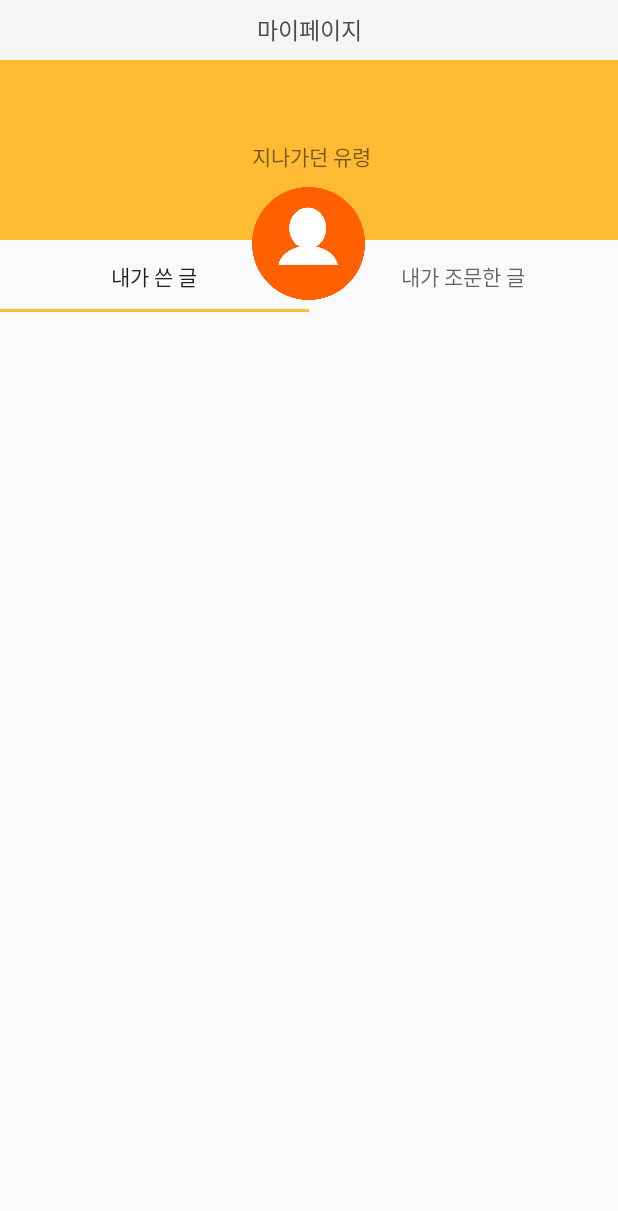
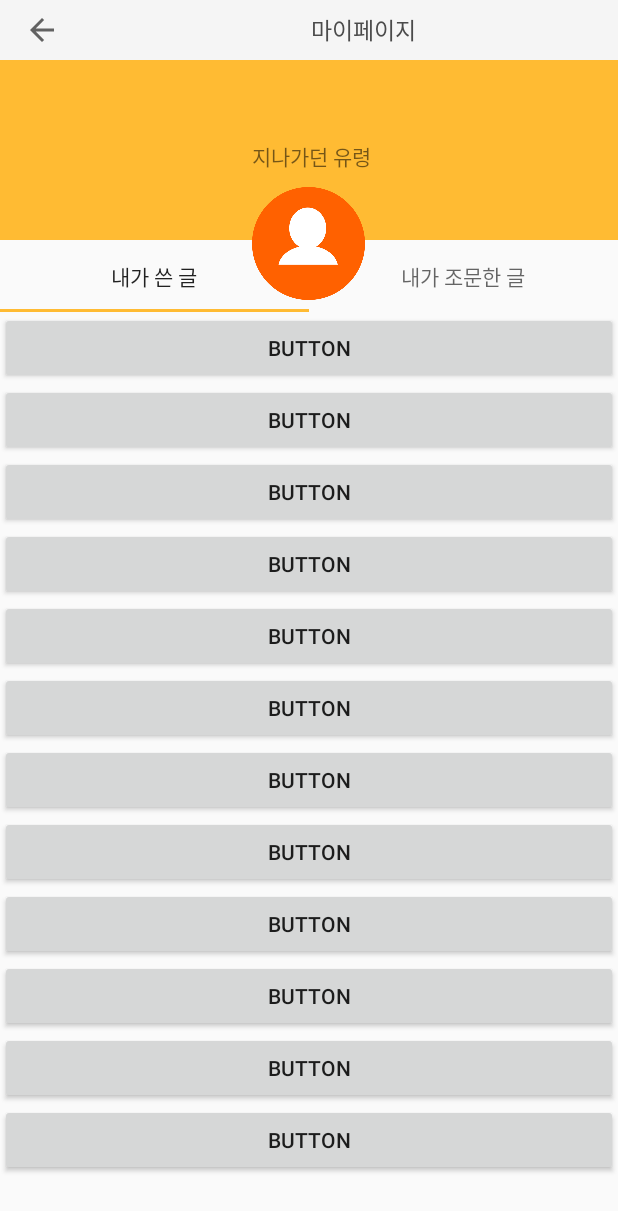
Before and after one commit to aa9390/DumDumTest2, an Android app: the Mypage screen opened directly, with no data from a screen before it, on a phone screen of 412 x 824 dp. Shown: the top 1211 px of the screen. Run offline under Robolectric (Android 15) with nearby library versions, the phone set to English and light mode, and no system bars.

Commit message:
마이페이지 setting1

```diff
--- a/app/src/main/AndroidManifest.xml
+++ b/app/src/main/AndroidManifest.xml
@@ -21,10 +21,8 @@
                 <category android:name="android.intent.category.LAUNCHER" />
             </intent-filter>
         </activity>
-        <activity
-            android:name=".Mypage"
-            android:theme="@style/Theme.AppCompat.Light.NoActionBar" />
-        <activity
+        <activity android:name=".Mypage" android:theme="@style/Theme.AppCompat.Light.NoActionBar"></activity>
+                <activity
             android:name=".Main2Activity"
             android:label="@string/title_activity_main2"
             android:theme="@style/Theme.AppCompat.Light.NoActionBar" />
--- a/app/src/main/java/org/androidtown/dumdumtest2/Mypage.java
+++ b/app/src/main/java/org/androidtown/dumdumtest2/Mypage.java
@@ -1,5 +1,6 @@
 package org.androidtown.dumdumtest2;
 
+import android.graphics.Color;
 import android.net.Uri;
 import android.os.Bundle;
 import android.support.design.widget.TabLayout;
@@ -10,7 +11,7 @@ public class Mypage extends AppCompatActivity  implements FragmentTwo.OnFragment
 
     private TabLayout tabLayout;
     private ViewPager viewPager;
-
+    private android.support.v7.widget.Toolbar toolbar;
     @Override
     protected void onCreate(Bundle savedInstanceState) {
         super.onCreate( savedInstanceState );
@@ -21,12 +22,22 @@ public class Mypage extends AppCompatActivity  implements FragmentTwo.OnFragment
 
         tabLayout.addTab( tabLayout.newTab().setText( "내가 쓴 글" ) );
 
-        TabAdapter tabAdapter = new TabAdapter( getSupportFragmentManager());
+        TabAdapter tabAdapter = new TabAdapter( getSupportFragmentManager() );
         viewPager.setAdapter( tabAdapter );
 
         tabLayout.setupWithViewPager( viewPager );
 
+
+        toolbar = (android.support.v7.widget.Toolbar) findViewById( R.id.toolbar );
+        toolbar.setTitle( "마이페이지" );
+        //toolbar.setHorizontalFadingEdgeEnabled( true );
+        //toolbar.setTitleMarginStart( 185 );
+        toolbar.setTitleTextColor( Color.GRAY );
+        setSupportActionBar( toolbar );
+        getSupportActionBar().setDisplayHomeAsUpEnabled( true );
+
     }
+
 
     @Override
     public void onFragmentInteraction(Uri uri) {
--- a/app/src/main/res/layout/fragment_one.xml
+++ b/app/src/main/res/layout/fragment_one.xml
@@ -1,4 +1,5 @@
 <FrameLayout xmlns:android="http://schemas.android.com/apk/res/android"
+    xmlns:app="http://schemas.android.com/apk/res-auto"
     xmlns:tools="http://schemas.android.com/tools"
     android:layout_width="match_parent"
     android:layout_height="match_parent"
@@ -6,8 +7,88 @@
 
     <!-- TODO: Update blank fragment layout -->
 
-    <android.support.v7.widget.RecyclerView
-        android:id="@+id/recyclerView"
+    <android.support.v4.widget.NestedScrollView
         android:layout_width="match_parent"
-        android:layout_height="match_parent" />
+        android:layout_height="match_parent"
+        android:fillViewport="true">
+
+        <LinearLayout
+            android:layout_width="match_parent"
+            android:layout_height="wrap_content"
+            android:orientation="vertical" >
+
+            <Button
+                android:id="@+id/button12"
+                android:layout_width="match_parent"
+                android:layout_height="wrap_content"
+                android:text="Button" />
+
+            <Button
+                android:id="@+id/button11"
+                android:layout_width="match_parent"
+                android:layout_height="wrap_content"
+                android:text="Button" />
+
+            <Button
+                android:id="@+id/button10"
+                android:layout_width="match_parent"
+                android:layout_height="wrap_content"
+                android:text="Button" />
+
+            <Button
+                android:id="@+id/button3"
+                android:layout_width="match_parent"
+                android:layout_height="wrap_content"
+                android:text="Button" />
+
+            <Button
+                android:id="@+id/button2"
+                android:layout_width="match_parent"
+                android:layout_height="wrap_content"
+                android:text="Button" />
+
+            <Button
+                android:id="@+id/button13"
+                android:layout_width="match_parent"
+                android:layout_height="wrap_content"
+                android:text="Button" />
+
+            <Button
+                android:id="@+id/button9"
+                android:layout_width="match_parent"
+                android:layout_height="wrap_content"
+                android:text="Button" />
+
+            <Button
+                android:id="@+id/button5"
+                android:layout_width="match_parent"
+                android:layout_height="wrap_content"
+                android:text="Button" />
+
+            <Button
+                android:id="@+id/button4"
+                android:layout_width="match_parent"
+                android:layout_height="wrap_content"
+                android:text="Button" />
+
+            <Button
+                android:id="@+id/button8"
+                android:layout_width="match_parent"
+                android:layout_height="wrap_content"
+                android:text="Button" />
+
+            <Button
+                android:id="@+id/button7"
+                android:layout_width="match_parent"
+                android:layout_height="wrap_content"
+                android:text="Button" />
+
+            <Button
+                android:id="@+id/button6"
+                android:layout_width="match_parent"
+                android:layout_height="wrap_content"
+                android:text="Button" />
+        </LinearLayout>
+    </android.support.v4.widget.NestedScrollView>
+
 </FrameLayout>
--- a/app/src/main/res/values/styles.xml
+++ b/app/src/main/res/values/styles.xml
@@ -17,4 +17,10 @@
 
     <style name="AppTheme.PopupOverlay" parent="Base.ThemeOverlay.AppCompat.Light" />
 
+
+    <style name="Toolbar.TitleText" parent="TextAppearance.Widget.AppCompat.Toolbar.Title">
+        <item name="android:textSize">15sp</item>
+        <item name="android:layout_centerHorizontal">true</item>
+    </style>
+
 </resources>
```
Also changed, not shown: app/src/main/res/layout/activity_my_write.xml (deleted, +0 -33 lines), app/src/main/res/layout/mywrite.xml (added, +19 -0 lines).
